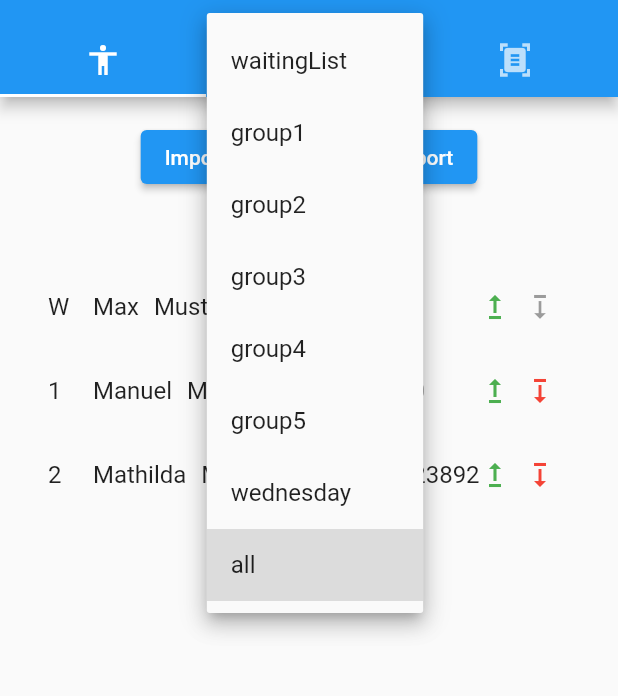
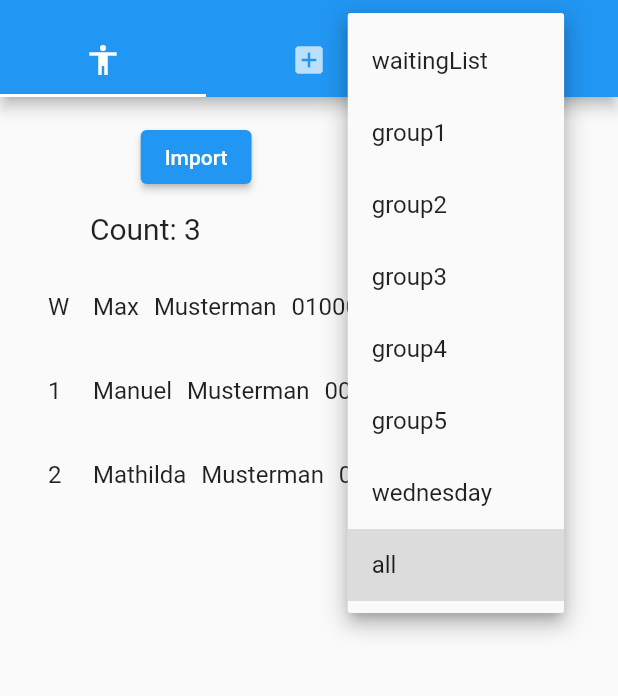
Before and after one commit to michaelsandner/training_organizer, a Flutter app: the screen it shows after launch, after a tap on "all", on a phone screen of 412 x 824 dp, the part 59-755 px from its top. Run offline on Flutter 3.47's test engine with Material 2 defaults, Android fonts, the phone set to English and light mode, and no system bars; our stand-ins replace equatable, file_picker, flutter_bloc, pdf, printing; missing offline and left inert: external_path.

Commit message:
feat: Add selected count

```diff
--- a/lib/trainee_view.dart
+++ b/lib/trainee_view.dart
@@ -21,10 +21,34 @@ class TraineeView extends StatelessWidget {
               if (!kIsWeb) ExportButton(),
             ],
           ),
-          DropDown(),
+          Row(
+            mainAxisAlignment: MainAxisAlignment.spaceAround,
+            children: [
+              SelectedCount(),
+              DropDown(),
+            ],
+          ),
           Expanded(child: TraineeList()),
         ],
       ),
+    );
+  }
+}
+
+class SelectedCount extends StatelessWidget {
+  @override
+  Widget build(BuildContext context) {
+    return BlocBuilder<AppCubit, AppState>(
+      builder: (context, state) {
+        final count = state.selectedTrainees.length;
+        return SizedBox(
+          width: 100,
+          child: Text(
+            'Count: $count',
+            style: const TextStyle(fontSize: 20),
+          ),
+        );
+      },
     );
   }
 }
```
